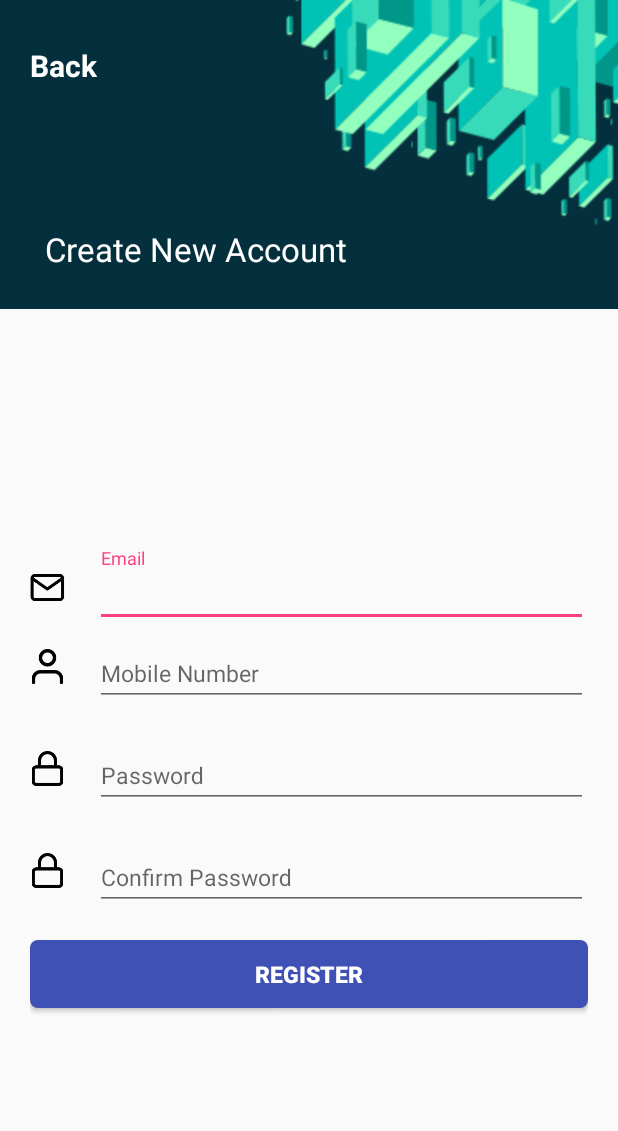
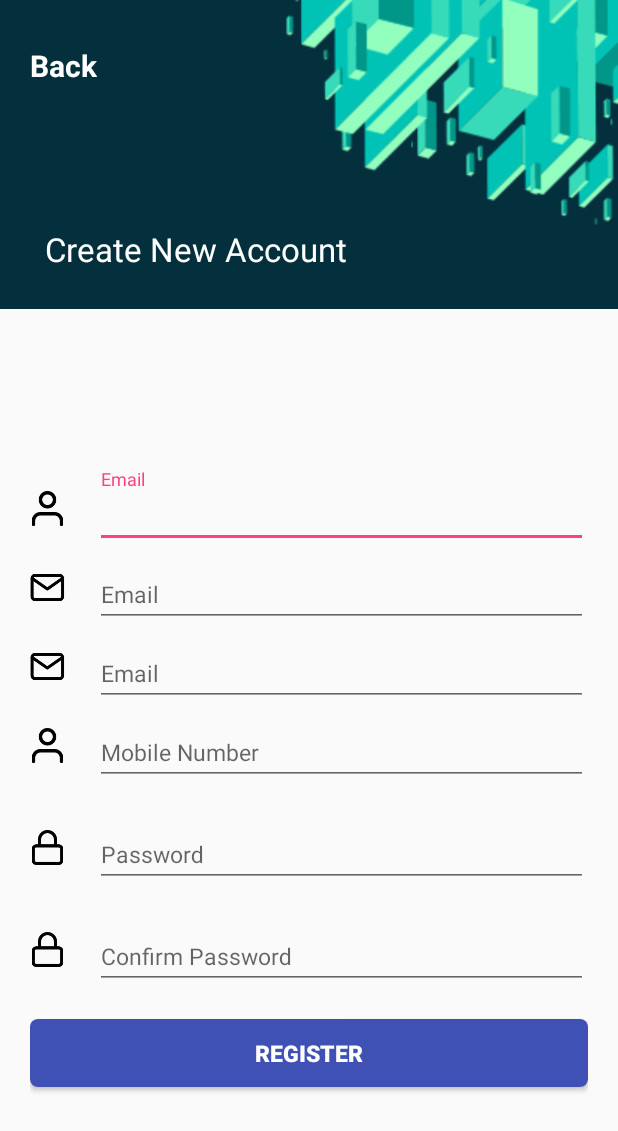
Before and after one commit to Aswinp385/Shrivent, an Android app: the SignUpActivity screen opened directly, with no data from a screen before it, after a tap on "REGISTER", on a phone screen of 412 x 824 dp. Shown: the top 1131 px of the screen. Run offline under Robolectric (Android 15) with nearby library versions, the phone set to English and light mode, and no system bars; network calls fail.

Commit message:
User registartion api added

```diff
--- a/android-app/app/build.gradle
+++ b/android-app/app/build.gradle
@@ -29,4 +29,9 @@ dependencies {
     implementation 'com.android.support:design:26.+'
 
     implementation 'com.android.support:cardview-v7:26.+'
+
+    //retrofituse
+    implementation 'com.squareup.retrofit2:retrofit:2.5.0'
+    implementation 'com.squareup.retrofit2:converter-gson:2.5.0'
+    implementation 'com.squareup.retrofit2:converter-scalars:2.5.0'
 }
--- a/android-app/app/src/main/AndroidManifest.xml
+++ b/android-app/app/src/main/AndroidManifest.xml
@@ -1,6 +1,8 @@
 <?xml version="1.0" encoding="utf-8"?>
 <manifest xmlns:android="http://schemas.android.com/apk/res/android"
     package="com.develop.eventmanagement">
+
+    <uses-permission android:name="android.permission.INTERNET"/>
 
     <application
         android:allowBackup="true"
@@ -9,7 +11,7 @@
         android:roundIcon="@mipmap/ic_launcher_round"
         android:supportsRtl="true"
         android:theme="@style/AppTheme.NoActionBar">
-        <activity android:name=".SplashActivity">
+        <activity android:name=".MainActivity">
             <intent-filter>
                 <action android:name="android.intent.action.MAIN" />
 
@@ -28,7 +30,7 @@
             android:screenOrientation="portrait"
             android:theme="@style/AppTheme.NoActionBar"
             android:windowSoftInputMode="adjustPan"/>
-        <activity android:name=".MainActivity"
+        <activity android:name=".SplashActivity"
             android:screenOrientation="portrait"
             android:theme="@style/AppTheme.NoActionBar"
             android:windowSoftInputMode="adjustPan"/>
--- /dev/null
+++ b/android-app/app/src/main/java/com/develop/eventmanagement/API.java
@@ -0,0 +1,75 @@
+package com.develop.eventmanagement;
+
+import com.google.gson.Gson;
+import com.google.gson.GsonBuilder;
+
+import java.io.IOException;
+import java.util.concurrent.TimeUnit;
+
+import okhttp3.Credentials;
+import okhttp3.Interceptor;
+import okhttp3.OkHttpClient;
+import okhttp3.Request;
+import okhttp3.Response;
+import retrofit2.Retrofit;
+import retrofit2.converter.gson.GsonConverterFactory;
+import retrofit2.converter.scalars.ScalarsConverterFactory;
+
+public class API {
+    public static String BaseUrl = "http://cassiel.in/event/api/";
+    public static String ImageUrl = "http://68.183.95.156/";
+
+    private static Retrofit retrofit = null;
+
+    public static Retrofit getClient() {
+
+        //if (retrofit == null) {
+        Gson gson = new GsonBuilder()
+                .setLenient()
+                .create();
+        retrofit = new Retrofit.Builder()
+                .baseUrl(BaseUrl)
+                .client(okHttpClient)
+
+                .addConverterFactory(GsonConverterFactory.create(gson))
+                .build();
+        // }
+        return retrofit;
+    }
+
+    public static Retrofit getSimpleClient() {
+        // if (retrofit == null) {
+        retrofit = new Retrofit.Builder()
+                .baseUrl(RetrofitAPI.BaseUrl)
+                .client(okHttpClient)
+                .addConverterFactory(ScalarsConverterFactory.create())
+                .build();
+        // }
+        return retrofit;
+
+    }
+
+
+    public static OkHttpClient okHttpClient = new OkHttpClient.Builder()
+            .readTimeout(50, TimeUnit.SECONDS)
+            .connectTimeout(50, TimeUnit.SECONDS)
+            .addInterceptor(new BasicAuthInterceptor("admin", "1234"))
+            .build();
+
+
+    private static class BasicAuthInterceptor implements Interceptor {
+        private String credentials;
+
+        public BasicAuthInterceptor(String user, String password) {
+            this.credentials = Credentials.basic(user, password);
+        }
+
+        @Override
+        public Response intercept(Chain chain) throws IOException {
+            Request request = chain.request();
+            Request authenticatedRequest = request.newBuilder()
+                    .header("Authorization", credentials).build();
+            return chain.proceed(authenticatedRequest);
+        }
+    }
+}
--- /dev/null
+++ b/android-app/app/src/main/java/com/develop/eventmanagement/LoadingView.java
@@ -0,0 +1,33 @@
+package com.develop.eventmanagement;
+
+import android.app.Dialog;
+import android.content.Context;
+import android.graphics.drawable.ColorDrawable;
+import android.view.Window;
+
+public class LoadingView {
+    Dialog dialog;
+    //ProgressDialog dialog;
+
+    public LoadingView(Context context) {
+       /* dialog=new ProgressDialog(context);
+        dialog.setCancelable(false);
+        dialog.setMessage("Processing...");*/
+
+        dialog = new Dialog(context);
+        dialog.requestWindowFeature(Window.FEATURE_NO_TITLE);
+        //dialog.setTitle("Processing...");
+        dialog.setCancelable(false);
+        dialog.setContentView(R.layout.loading_layout);
+        dialog.getWindow().setBackgroundDrawable(new ColorDrawable(android.graphics.Color.TRANSPARENT));
+
+    }
+
+    public void showLoadingView() {
+        dialog.show();
+    }
+
+    public void hideLoadingView() {
+        dialog.dismiss();
+    }
+}
--- /dev/null
+++ b/android-app/app/src/main/java/com/develop/eventmanagement/RetrofitAPI.java
@@ -0,0 +1,60 @@
+package com.develop.eventmanagement;
+
+
+import com.google.gson.JsonObject;
+
+import java.util.HashMap;
+import java.util.List;
+import java.util.Map;
+
+import retrofit2.Call;
+import retrofit2.Retrofit;
+import retrofit2.http.Body;
+import retrofit2.http.Field;
+import retrofit2.http.FieldMap;
+import retrofit2.http.FormUrlEncoded;
+import retrofit2.http.GET;
+import retrofit2.http.Header;
+import retrofit2.http.HeaderMap;
+import retrofit2.http.Headers;
+import retrofit2.http.POST;
+import retrofit2.http.PUT;
+import retrofit2.http.Path;
+import retrofit2.http.Query;
+import retrofit2.http.Url;
+
+public interface RetrofitAPI {
+    public static String BaseUrl = "http://cassiel.in/event/api/";
+    Retrofit retrofit = null;
+    public static String SignupToken = "token e74e5d9f1da545e:8559fbf04d3bb4d";
+    public static String MyToken = "token e74e5d9f1da545e:8559fbf04d3bb4d";
+
+
+    @FormUrlEncoded
+    @POST("authentication/login")
+    Call<LoginResp> LoginUrl(
+            @Field("email") String username, @Field("password") String password
+    );
+
+
+    @FormUrlEncoded
+    @POST("authentication/registration")
+    Call<SignUpResp> createAccount(@Field("first_name") String fname,
+                                   @Field("last_name") String lname,
+                                   @Field("email") String email,
+                                   @Field("password") String pass,
+                                   @Field("phone") String mobile);
+
+
+    @FormUrlEncoded
+    @POST("events/eventpost")
+    Call<SignUpResp> addEvent(@Field("title") String title,
+                              @Field("description") String desc,
+                              @Field("guest") String guest,
+                              @Field("location") String location,
+                              @Field("date") String date,
+                              @Field("time") String time);
+
+    @GET("events/eventlist")
+    Call<List<EventRespModel>> getEventList();
+}
--- a/android-app/app/src/main/java/com/develop/eventmanagement/SignUpActivity.java
+++ b/android-app/app/src/main/java/com/develop/eventmanagement/SignUpActivity.java
@@ -5,12 +5,20 @@ import android.support.annotation.Nullable;
 import android.support.v7.app.AppCompatActivity;
 import android.support.v7.widget.AppCompatButton;
 import android.view.View;
+import android.widget.EditText;
 import android.widget.TextView;
+import android.widget.Toast;
+
+import retrofit2.Call;
+import retrofit2.Callback;
+import retrofit2.Response;
 
 public class SignUpActivity extends AppCompatActivity implements View.OnClickListener {
 
     AppCompatButton signUpBtn;
     TextView backtxt;
+    EditText fNameEdt,lastNameEdt,emailEdt,mobileEdt,passEdt,confPassEdt;
+    LoadingView loadingView;
 
 
     @Override
@@ -19,7 +27,14 @@ public class SignUpActivity extends AppCompatActivity implements View.OnClickLis
         setContentView(R.layout.activity_signup);
 
         signUpBtn = findViewById(R.id.btnSignup);
-        backtxt = findViewById(R.id.tvBack);
+        backtxt   = findViewById(R.id.tvBack);
+        fNameEdt  = findViewById(R.id.edtEmail);
+        lastNameEdt  = findViewById(R.id.edtLastName);
+        emailEdt  = findViewById(R.id.edtEmail);
+        mobileEdt = findViewById(R.id.edtmobilNum);
+        passEdt   = findViewById(R.id.edtPwd);
+        confPassEdt = findViewById(R.id.edtConPwd);
+        loadingView = new LoadingView(SignUpActivity.this);
 
         signUpBtn.setOnClickListener(this);
         backtxt.setOnClickListener(this);
@@ -30,10 +45,40 @@ public class SignUpActivity extends AppCompatActivity implements View.OnClickLis
     public void onClick(View view) {
         switch (view.getId()){
             case R.id.btnSignup:
+                createAccount();
                 break;
             case R.id.tvBack:
                 onBackPressed();
                 break;
         }
     }
+
+    private void createAccount() {
+        loadingView.showLoadingView();
+        String fname = fNameEdt.getText().toString();
+        String lname = lastNameEdt.getText().toString();
+        String email = emailEdt.getText().toString();
+        String pass  = passEdt.getText().toString();
+        String mobile = mobileEdt.getText().toString();
+
+        RetrofitAPI getResponse = API.getClient().create(RetrofitAPI.class);
+
+        Call<SignUpResp> call = getResponse.createAccount(fname,lname,email,pass,mobile);
+        call.enqueue(new Callback<SignUpResp>() {
+            @Override
+            public void onResponse(Call<SignUpResp> call, Response<SignUpResp> response) {
+                loadingView.hideLoadingView();
+                if(response.code()==200){
+                    Toast.makeText(SignUpActivity.this, ""+response.body().getMessage(), Toast.LENGTH_SHORT).show();
+                }else{
+                    Toast.makeText(SignUpActivity.this, "Something went wrong", Toast.LENGTH_SHORT).show();
+                }
+            }
+
+            @Override
+            public void onFailure(Call<SignUpResp> call, Throwable t) {
+                 loadingView.hideLoadingView();
+            }
+        });
+    }
 }
--- a/android-app/app/src/main/res/layout/activity_signup.xml
+++ b/android-app/app/src/main/res/layout/activity_signup.xml
@@ -68,6 +68,64 @@
                 android:layout_width="match_parent"
                 android:layout_height="wrap_content"
                 android:layout_marginTop="15dp"
+                android:orientation="horizontal">
+
+                <ImageView
+                    android:layout_width="23dp"
+                    android:layout_height="23dp"
+                    android:layout_gravity="center_vertical"
+                    android:layout_marginRight="20dp"
+                    android:src="@drawable/ic_user"
+                    android:tint="@android:color/black" />
+
+                <android.support.design.widget.TextInputLayout
+                    android:layout_width="match_parent"
+                    android:layout_height="wrap_content">
+
+                    <EditText
+                        android:id="@+id/edtFirstName"
+                        android:layout_width="match_parent"
+                        android:layout_height="wrap_content"
+                        android:hint="Email"
+                        android:inputType="textEmailAddress"
+                        android:singleLine="true"
+                        android:textColor="@android:color/black"
+                        android:textSize="15dp" />
+                </android.support.design.widget.TextInputLayout>
+
+            </LinearLayout>
+            <LinearLayout
+                android:layout_width="match_parent"
+                android:layout_height="wrap_content"
+                android:orientation="horizontal">
+
+                <ImageView
+                    android:layout_width="23dp"
+                    android:layout_height="23dp"
+                    android:layout_gravity="center_vertical"
+                    android:layout_marginRight="20dp"
+                    android:src="@drawable/ic_mail"
+                    android:tint="@android:color/black" />
+
+                <android.support.design.widget.TextInputLayout
+                    android:layout_width="match_parent"
+                    android:layout_height="wrap_content">
+
+                    <EditText
+                        android:id="@+id/edtLastName"
+                        android:layout_width="match_parent"
+                        android:layout_height="wrap_content"
+                        android:hint="Email"
+                        android:inputType="textEmailAddress"
+                        android:singleLine="true"
+                        android:textColor="@android:color/black"
+                        android:textSize="15dp" />
+                </android.support.design.widget.TextInputLayout>
+
+            </LinearLayout>
+            <LinearLayout
+                android:layout_width="match_parent"
+                android:layout_height="wrap_content"
                 android:orientation="horizontal">
 
                 <ImageView
```
Also changed, not shown: android-app/app/src/main/java/com/develop/eventmanagement/SignUpResp.java (added, +39 -0 lines), android-app/app/src/main/java/com/develop/eventmanagement/Utilities.java (added, +45 -0 lines), android-app/app/src/main/res/layout/loading_layout.xml (added, +31 -0 lines).
